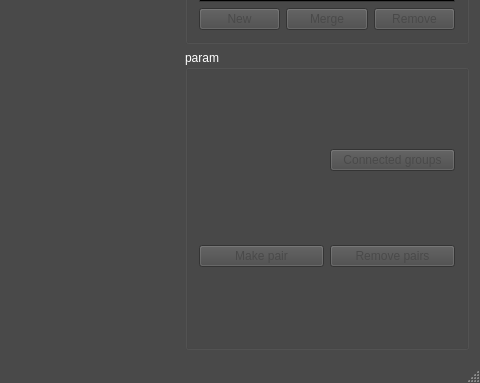
Above: sewingeditor.ui from dolphin-li/SewingEditor before the change; both pictures show x 606 to 1086 and y 490 to 873 of the 1086 by 873 pixel window. Below: the same form after it.
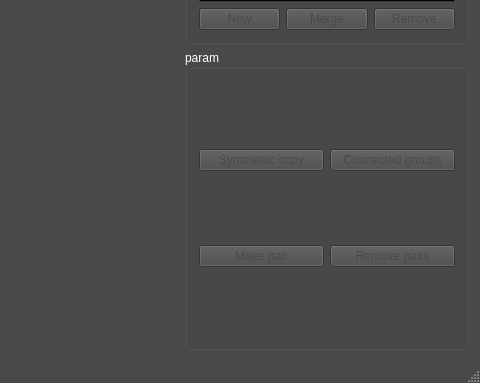
That is the form after the change. Custom widgets are drawn as their Qt base class.

```diff
--- a/sewingeditor.ui
+++ b/sewingeditor.ui
@@ -491,18 +491,7 @@
   <widget class="QWidget" name="centralWidget">
    <layout class="QGridLayout" name="gridLayout">
     <item row="0" column="0">
-     <widget class="SquareWidget" name="squareWidget" native="true">
-      <widget class="SvgViewer" name="widget" native="true">
-       <property name="geometry">
-        <rect>
-         <x>130</x>
-         <y>60</y>
-         <width>621</width>
-         <height>511</height>
-        </rect>
-       </property>
-      </widget>
-     </widget>
+     <widget class="SvgViewer" name="widget" native="true"/>
     </item>
    </layout>
   </widget>
@@ -1015,6 +1004,19 @@
           </property>
          </widget>
         </item>
+        <item row="0" column="0">
+         <widget class="QPushButton" name="pbSymmetricCopy">
+          <property name="toolTip">
+           <string>symmetrically copy selected polygons (ALT+S)</string>
+          </property>
+          <property name="text">
+           <string>Symmetric copy</string>
+          </property>
+          <property name="shortcut">
+           <string>Alt+S</string>
+          </property>
+         </widget>
+        </item>
        </layout>
       </widget>
      </item>
@@ -1168,12 +1170,6 @@
  </widget>
  <layoutdefault spacing="6" margin="11"/>
  <customwidgets>
-  <customwidget>
-   <class>SquareWidget</class>
-   <extends>QWidget</extends>
-   <header>squarewidget.h</header>
-   <container>1</container>
-  </customwidget>
   <customwidget>
    <class>SvgViewer</class>
    <extends>QWidget</extends>
```
